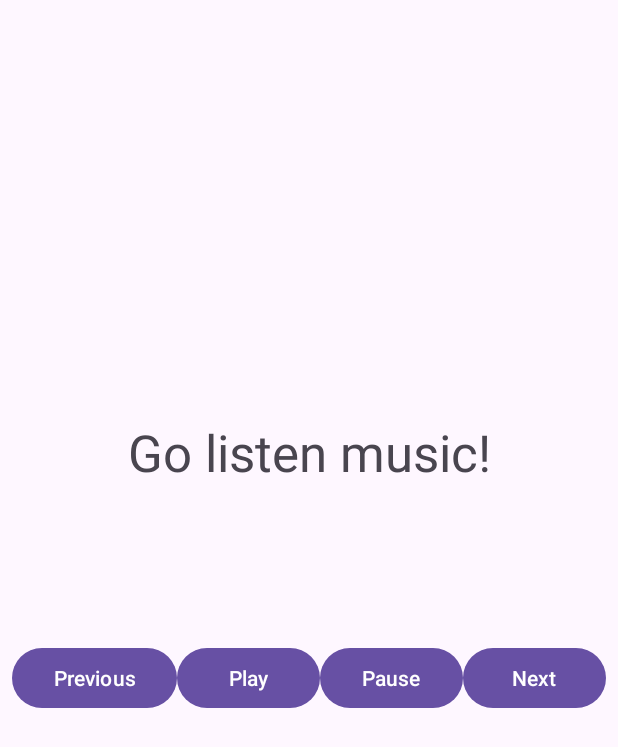
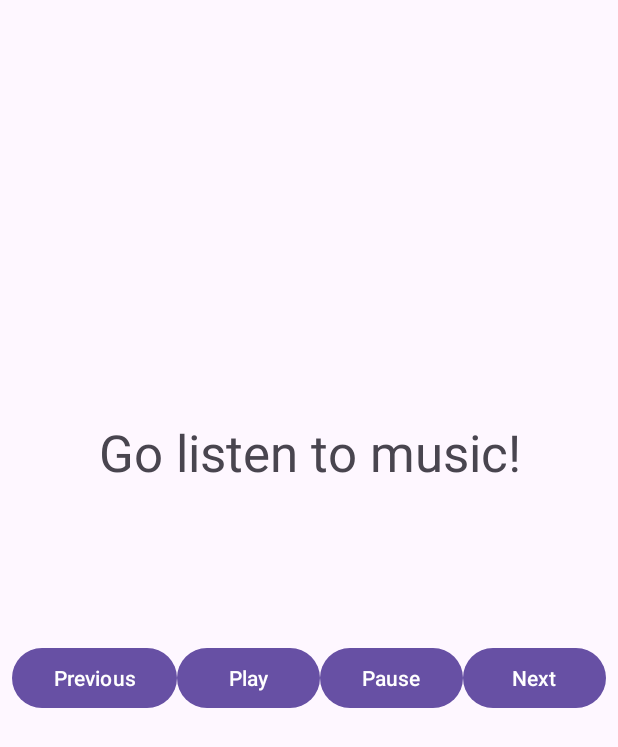
Before and after one commit to DenielP4/Aston_intensiv_1, an Android app: the screen it shows after launch (MainActivity), on a phone screen of 412 x 824 dp. Shown: the top 747 px of the screen. Run offline under Robolectric (Android 15) with nearby library versions, the phone set to English and light mode, and no system bars; 2 statements that could not run were skipped.

Commit message:
Завершение

```diff
--- a/app/src/main/java/com/danielp4/servicelesson/MainActivity.kt
+++ b/app/src/main/java/com/danielp4/servicelesson/MainActivity.kt
@@ -84,7 +84,6 @@ class MainActivity : AppCompatActivity(), MusicService.MusicServiceCallback {
         val intent = Intent(this@MainActivity, MusicService::class.java)
         Intent(intent).also {
             it.action = MusicService.Actions.STOP_F.toString()
-            stopService(it) // TODO Разобраться, почему при выключении приложения сервис Destroy, а при повороте не Destroy
         }
     }
 
--- a/app/src/main/res/values/strings.xml
+++ b/app/src/main/res/values/strings.xml
@@ -4,5 +4,5 @@
     <string name="btn_pause">Pause</string>
     <string name="btn_next">Next</string>
     <string name="btn_previous">Previous</string>
-    <string name="main_text">Go listen music!</string>
+    <string name="main_text">Go listen to music!</string>
 </resources>
```
